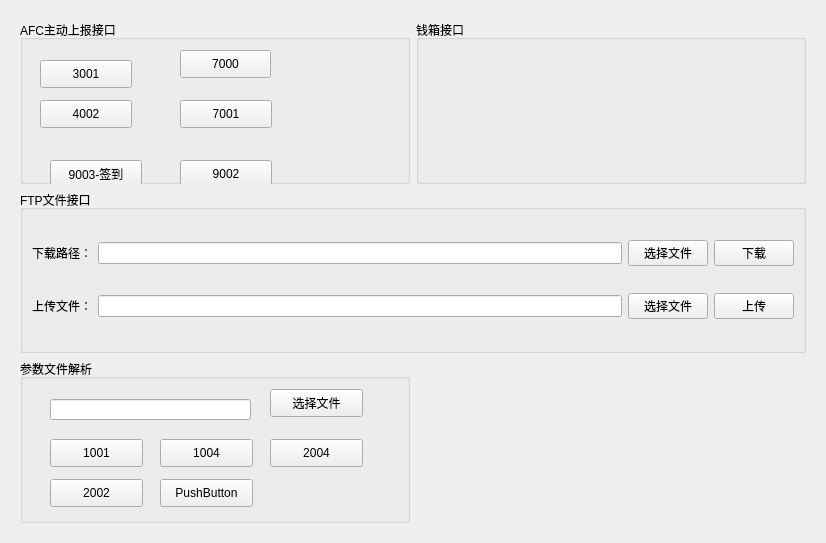
Above: data/TestWidget.ui from EllieYY/ism before the change. Below: the same form after it.
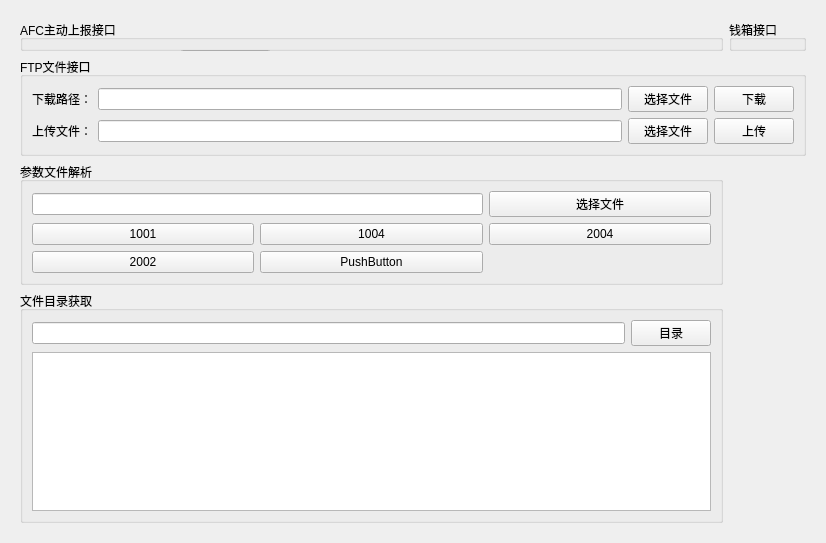
That is the form after the change.

Commit message: param parse ok.

```diff
--- a/data/TestWidget.ui
+++ b/data/TestWidget.ui
@@ -17,11 +17,58 @@
    <item>
     <widget class="QWidget" name="widget" native="true">
      <layout class="QGridLayout" name="gridLayout">
-      <item row="0" column="1">
-       <widget class="QGroupBox" name="groupBox_2">
+      <item row="2" column="0">
+       <widget class="QGroupBox" name="groupBox_4">
         <property name="title">
-         <string>钱箱接口</string>
+         <string>参数文件解析</string>
         </property>
+        <layout class="QGridLayout" name="gridLayout_4">
+         <item row="0" column="0" colspan="2">
+          <widget class="QLineEdit" name="lineEdit_param"/>
+         </item>
+         <item row="0" column="2">
+          <widget class="QPushButton" name="pushButton_pfile">
+           <property name="text">
+            <string>选择文件</string>
+           </property>
+          </widget>
+         </item>
+         <item row="1" column="0">
+          <widget class="QPushButton" name="p1001btn">
+           <property name="text">
+            <string>1001</string>
+           </property>
+          </widget>
+         </item>
+         <item row="1" column="1">
+          <widget class="QPushButton" name="p1004btn">
+           <property name="text">
+            <string>1004</string>
+           </property>
+          </widget>
+         </item>
+         <item row="1" column="2">
+          <widget class="QPushButton" name="p2004btn">
+           <property name="text">
+            <string>2004</string>
+           </property>
+          </widget>
+         </item>
+         <item row="2" column="0">
+          <widget class="QPushButton" name="p2002btn">
+           <property name="text">
+            <string>2002</string>
+           </property>
+          </widget>
+         </item>
+         <item row="2" column="1">
+          <widget class="QPushButton" name="pushButton_6">
+           <property name="text">
+            <string>PushButton</string>
+           </property>
+          </widget>
+         </item>
+        </layout>
        </widget>
       </item>
       <item row="0" column="0">
@@ -192,99 +239,33 @@
         </layout>
        </widget>
       </item>
-      <item row="2" column="0">
-       <widget class="QGroupBox" name="groupBox_4">
+      <item row="0" column="1">
+       <widget class="QGroupBox" name="groupBox_2">
         <property name="title">
-         <string>参数文件解析</string>
+         <string>钱箱接口</string>
         </property>
-        <widget class="QLineEdit" name="lineEdit_param">
-         <property name="geometry">
-          <rect>
-           <x>30</x>
-           <y>40</y>
-           <width>201</width>
-           <height>21</height>
-          </rect>
-         </property>
-        </widget>
-        <widget class="QPushButton" name="pushButton_pfile">
-         <property name="geometry">
-          <rect>
-           <x>250</x>
-           <y>30</y>
-           <width>93</width>
-           <height>28</height>
-          </rect>
-         </property>
-         <property name="text">
-          <string>选择文件</string>
-         </property>
-        </widget>
-        <widget class="QPushButton" name="p1001btn">
-         <property name="geometry">
-          <rect>
-           <x>30</x>
-           <y>80</y>
-           <width>93</width>
-           <height>28</height>
-          </rect>
-         </property>
-         <property name="text">
-          <string>1001</string>
-         </property>
-        </widget>
-        <widget class="QPushButton" name="p1004btn">
-         <property name="geometry">
-          <rect>
-           <x>140</x>
-           <y>80</y>
-           <width>93</width>
-           <height>28</height>
-          </rect>
-         </property>
-         <property name="text">
-          <string>1004</string>
-         </property>
-        </widget>
-        <widget class="QPushButton" name="p2004btn">
-         <property name="geometry">
-          <rect>
-           <x>250</x>
-           <y>80</y>
-           <width>93</width>
-           <height>28</height>
-          </rect>
-         </property>
-         <property name="text">
-          <string>2004</string>
-         </property>
-        </widget>
-        <widget class="QPushButton" name="p2002btn">
-         <property name="geometry">
-          <rect>
-           <x>30</x>
-           <y>120</y>
-           <width>93</width>
-           <height>28</height>
-          </rect>
-         </property>
-         <property name="text">
-          <string>2002</string>
-         </property>
-        </widget>
-        <widget class="QPushButton" name="pushButton_6">
-         <property name="geometry">
-          <rect>
-           <x>140</x>
-           <y>120</y>
-           <width>93</width>
-           <height>28</height>
-          </rect>
-         </property>
-         <property name="text">
-          <string>PushButton</string>
-         </property>
-        </widget>
+       </widget>
+      </item>
+      <item row="3" column="0">
+       <widget class="QGroupBox" name="groupBox_5">
+        <property name="title">
+         <string>文件目录获取</string>
+        </property>
+        <layout class="QGridLayout" name="gridLayout_3">
+         <item row="0" column="0">
+          <widget class="QLineEdit" name="lineEdit_url"/>
+         </item>
+         <item row="0" column="1">
+          <widget class="QPushButton" name="pushButton_fileList">
+           <property name="text">
+            <string>目录</string>
+           </property>
+          </widget>
+         </item>
+         <item row="1" column="0" colspan="2">
+          <widget class="QListWidget" name="listWidget"/>
+         </item>
+        </layout>
        </widget>
       </item>
      </layout>
```
The commit also changes 21 other files.
